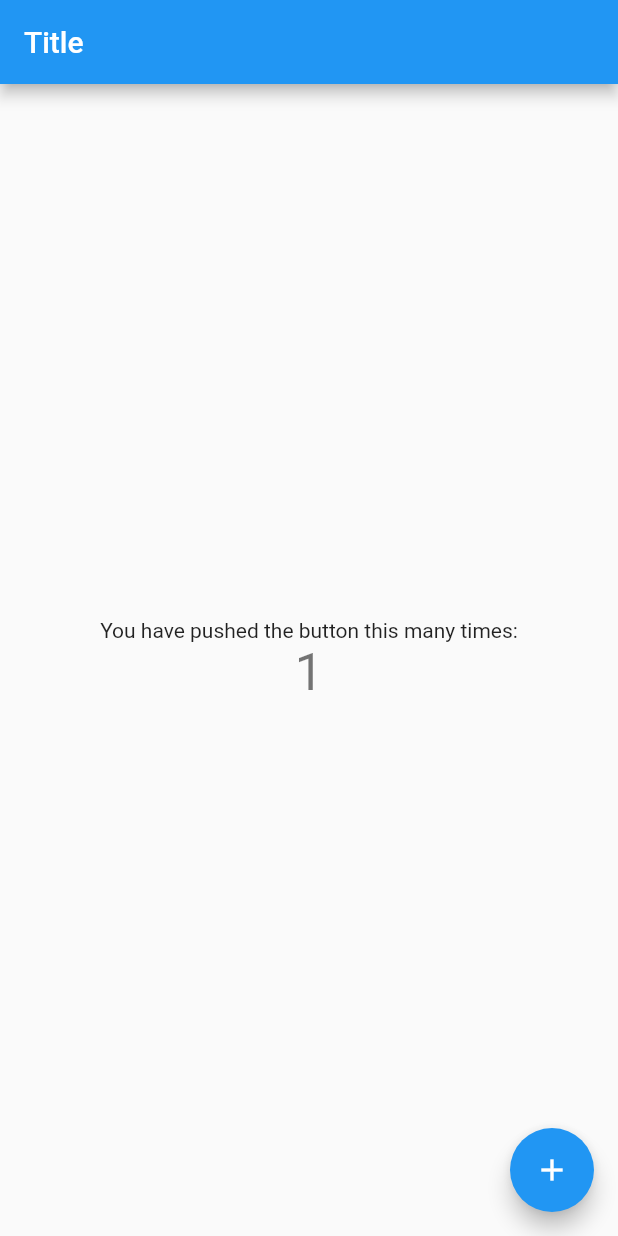
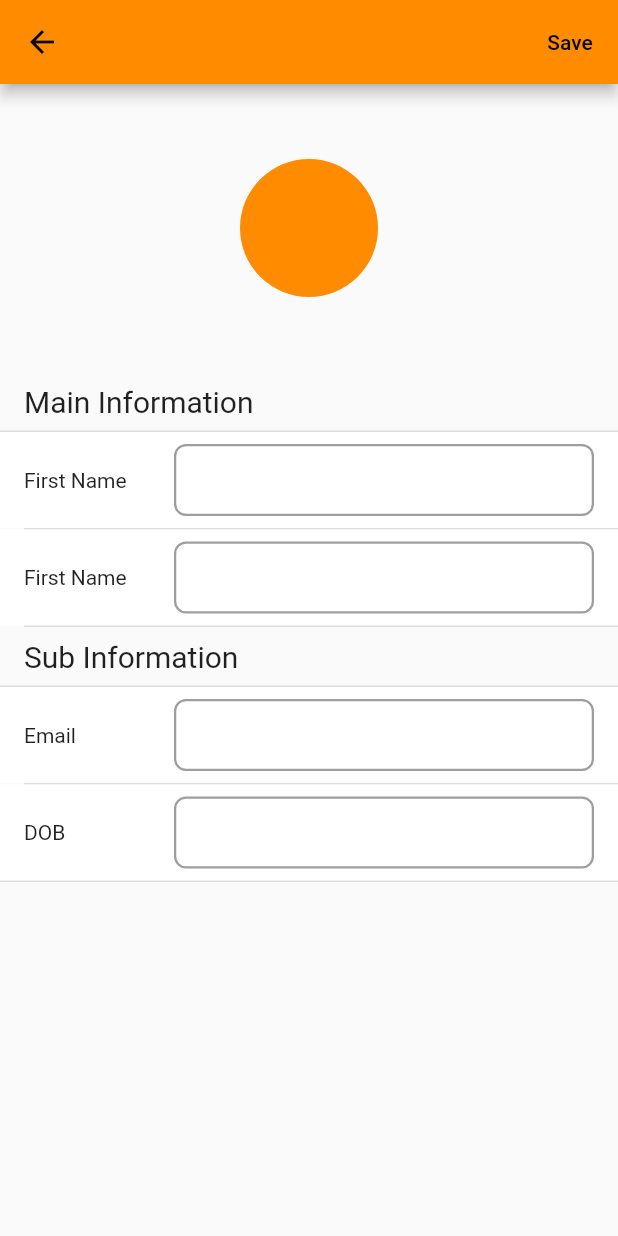
Before and after one commit to imammuhtadi/trinitytest, a Flutter app: the screen it shows after launch, after a tap on the "add" icon, on a phone screen of 412 x 824 dp. Run offline on Flutter 3.47's test engine with Material 2 defaults, Android fonts, the phone set to English and light mode, and no system bars.

Commit message:
end commit

```diff
--- /dev/null
+++ b/lib/core/theme/app_color.dart
@@ -0,0 +1,16 @@
+import 'package:flutter/material.dart';
+
+class AppColor {
+  static const MaterialColor primary = MaterialColor(0xffff8c00, {
+    50: Color(0xffff8c00),
+    100: Color(0xffff8c00),
+    200: Color(0xffff8c00),
+    300: Color(0xffff8c00),
+    400: Color(0xffff8c00),
+    500: Color(0xffff8c00),
+    600: Color(0xffff8c00),
+    700: Color(0xffff8c00),
+    800: Color(0xffff8c00),
+    900: Color(0xffff8c00),
+  });
+}
--- /dev/null
+++ b/lib/core/widget/edittext.dart
@@ -0,0 +1,93 @@
+import 'package:flutter/material.dart';
+import 'package:flutter/services.dart';
+
+class Edittext extends StatelessWidget {
+  final TextEditingController? controller;
+  final VoidCallback? onTap;
+  final TextInputType? inputType;
+  final String? hint;
+  final String? initialValue;
+  final int maxLines;
+  final bool enabled;
+  final bool obscureText;
+  final EdgeInsetsGeometry? margin;
+  final Widget? suffix;
+  final Widget? prefix;
+  final List<TextInputFormatter>? inputFormatters;
+  final String? Function(String?)? validator;
+  final ValueChanged<String>? onChanged;
+
+  const Edittext({
+    super.key,
+    this.controller,
+    this.onTap,
+    this.inputType,
+    this.hint,
+    this.initialValue,
+    this.maxLines = 1,
+    this.enabled = true,
+    this.obscureText = false,
+    this.margin,
+    this.suffix,
+    this.prefix,
+    this.inputFormatters,
+    this.validator,
+    this.onChanged,
+  });
+
+  @override
+  Widget build(BuildContext context) {
+    return Container(
+      margin: margin,
+      child: InkWell(
+        onTap: onTap,
+        child: TextFormField(
+          onChanged: onChanged,
+          controller: controller,
+          enabled: enabled && onTap == null,
+          obscureText: obscureText,
+          keyboardType: inputType,
+          maxLines: maxLines,
+          inputFormatters: inputFormatters,
+          validator: validator,
+          initialValue: initialValue,
+          style: TextStyle(
+            color: enabled || onTap != null ? Colors.black : Colors.grey,
+          ),
+          decoration: InputDecoration(
+            hintText: hint,
+            prefixIcon: prefix,
+            suffixIcon: suffix,
+            suffixIconConstraints: const BoxConstraints(
+              minWidth: 20,
+              minHeight: 45,
+            ),
+            hintStyle: const TextStyle(color: Colors.grey),
+            contentPadding: EdgeInsets.only(
+              left: 16.0,
+              right: suffix != null ? 0 : 16.0,
+            ),
+            border: OutlineInputBorder(
+              borderRadius: BorderRadius.circular(8),
+              borderSide: const BorderSide(width: 1.5, color: Colors.grey),
+            ),
+            focusedBorder: OutlineInputBorder(
+              borderRadius: BorderRadius.circular(8),
+              borderSide: const BorderSide(width: 1.5, color: Colors.grey),
+            ),
+            enabledBorder: OutlineInputBorder(
+              borderRadius: BorderRadius.circular(8),
+              borderSide: const BorderSide(width: 1.5, color: Colors.grey),
+            ),
+            disabledBorder: OutlineInputBorder(
+              borderRadius: BorderRadius.circular(8),
+              borderSide: const BorderSide(width: 1.5, color: Colors.grey),
+            ),
+            filled: true,
+            fillColor: enabled || onTap != null ? Colors.white : Colors.grey,
+          ),
+        ),
+      ),
+    );
+  }
+}
--- /dev/null
+++ b/lib/data/models/user_model.dart
@@ -0,0 +1,27 @@
+class UserModel {
+  String? id;
+  String? firstName;
+  String? lastName;
+  String? email;
+  String? dob;
+
+  UserModel({this.id, this.firstName, this.lastName, this.email, this.dob});
+
+  UserModel.fromJson(Map<String, dynamic> json) {
+    id = json['id'];
+    firstName = json['firstName'];
+    lastName = json['lastName'];
+    email = json['email'];
+    dob = json['dob'];
+  }
+
+  Map<String, dynamic> toJson() {
+    final Map<String, dynamic> data = <String, dynamic>{};
+    data['id'] = id;
+    data['firstName'] = firstName;
+    data['lastName'] = lastName;
+    data['email'] = email;
+    data['dob'] = dob;
+    return data;
+  }
+}
--- /dev/null
+++ b/lib/data/repositories/remote/user_repository.dart
@@ -0,0 +1,12 @@
+import 'dart:convert';
+
+import 'package:flutter/services.dart';
+import 'package:trinitytest/data/models/user_model.dart';
+
+class UserRepository {
+  Future<List<UserModel>> getUsers() async {
+    final String response = await rootBundle.loadString('assets/data.json');
+    final data = await jsonDecode(response);
+    return List<UserModel>.from(data.map((x) => UserModel.fromJson(x)));
+  }
+}
--- a/lib/main.dart
+++ b/lib/main.dart
@@ -1,5 +1,8 @@
 import 'package:flutter/material.dart';
-import 'package:trinitytest/main_app.dart';
+import 'package:provider/provider.dart';
+import 'package:trinitytest/core/theme/app_color.dart';
+import 'package:trinitytest/presentation/home/home_screen.dart';
+import 'package:trinitytest/provider/user/user_provider.dart';
 
 void main() {
   runApp(const MyApp());
@@ -10,12 +13,14 @@ class MyApp extends StatelessWidget {
 
   @override
   Widget build(BuildContext context) {
-    return MaterialApp(
-      title: 'Flutter Demo',
-      theme: ThemeData(
-        primarySwatch: Colors.blue,
+    return MultiProvider(
+      providers: [
+        ChangeNotifierProvider(create: (_) => UserProvider()),
+      ],
+      child: MaterialApp(
+        theme: ThemeData(primarySwatch: AppColor.primary),
+        home: const HomeScreen(),
       ),
-      home: const MainApp(title: 'Title'),
     );
   }
 }
--- a/lib/main_app.dart
+++ /dev/null
@@ -1,48 +0,0 @@
-import 'package:flutter/material.dart';
-
-class MainApp extends StatefulWidget {
-  const MainApp({super.key, required this.title});
-
-  final String title;
-
-  @override
-  State<MainApp> createState() => _MainAppState();
-}
-
-class _MainAppState extends State<MainApp> {
-  int _counter = 0;
-
-  void _incrementCounter() {
-    setState(() {
-      _counter++;
-    });
-  }
-
-  @override
-  Widget build(BuildContext context) {
-    return Scaffold(
-      appBar: AppBar(
-        title: Text(widget.title),
-      ),
-      body: Center(
-        child: Column(
-          mainAxisAlignment: MainAxisAlignment.center,
-          children: <Widget>[
-            const Text(
-              'You have pushed the button this many times:',
-            ),
-            Text(
-              '$_counter',
-              style: Theme.of(context).textTheme.headlineMedium,
-            ),
-          ],
-        ),
-      ),
-      floatingActionButton: FloatingActionButton(
-        onPressed: _incrementCounter,
-        tooltip: 'Increment',
-        child: const Icon(Icons.add),
-      ), // This trailing comma makes auto-formatting nicer for build methods.
-    );
-  }
-}
--- /dev/null
+++ b/lib/presentation/create_user/create_user_screen.dart
@@ -0,0 +1,121 @@
+import 'package:flutter/material.dart';
+import 'package:provider/provider.dart';
+import 'package:trinitytest/core/widget/edittext.dart';
+import 'package:trinitytest/provider/user/user_provider.dart';
+
+class CreateUserScreen extends StatefulWidget {
+  const CreateUserScreen({super.key});
+
+  @override
+  State<CreateUserScreen> createState() => _CreateUserScreenState();
+}
+
+class _CreateUserScreenState extends State<CreateUserScreen> {
+  late UserProvider _userProvider;
+
+  @override
+  void initState() {
+    super.initState();
+    _userProvider = UserProvider();
+    _userProvider.getUsers();
+  }
+
+  @override
+  Widget build(BuildContext context) {
+    return ChangeNotifierProvider(
+      create: (BuildContext context) => _userProvider,
+      builder: (context, child) => _buildPage(context),
+    );
+  }
+
+  Widget _buildPage(BuildContext context) {
+    final userState = Provider.of<UserProvider>(context).state;
+
+    return Scaffold(
+      appBar: AppBar(
+        actions: [
+          TextButton(
+            onPressed: () {},
+            child: const Text(
+              'Save',
+              style: TextStyle(color: Colors.black),
+            ),
+          ),
+        ],
+      ),
+      body: SingleChildScrollView(
+        child: Column(
+          crossAxisAlignment: CrossAxisAlignment.start,
+          children: [
+            const Padding(
+              padding: EdgeInsets.symmetric(vertical: 50.0),
+              child: Center(child: CircleAvatar(radius: 46)),
+            ),
+            const Padding(
+              padding: EdgeInsets.symmetric(vertical: 8, horizontal: 16),
+              child: Text('Main Information', style: TextStyle(fontSize: 20)),
+            ),
+            const Divider(thickness: 1, height: 1),
+            Container(
+              color: Colors.white,
+              padding: const EdgeInsets.symmetric(vertical: 8, horizontal: 16),
+              child: Row(
+                children: [
+                  const SizedBox(width: 100, child: Text('First Name')),
+                  Expanded(
+                    child: Edittext(controller: userState.firstNameController),
+                  ),
+                ],
+              ),
+            ),
+            const Divider(thickness: 1, indent: 16, height: 1),
+            Container(
+              color: Colors.white,
+              padding: const EdgeInsets.symmetric(vertical: 8, horizontal: 16),
+              child: Row(
+                children: [
+                  const SizedBox(width: 100, child: Text('First Name')),
+                  Expanded(
+                    child: Edittext(controller: userState.lastNameController),
+                  ),
+                ],
+              ),
+            ),
+            const Divider(thickness: 1, indent: 16, height: 1),
+            const Padding(
+              padding: EdgeInsets.symmetric(vertical: 8, horizontal: 16),
+              child: Text('Sub Information', style: TextStyle(fontSize: 20)),
+            ),
+            const Divider(thickness: 1, height: 1),
+            Container(
+              color: Colors.white,
+              padding: const EdgeInsets.symmetric(vertical: 8, horizontal: 16),
+              child: Row(
+                children: [
+                  const SizedBox(width: 100, child: Text('Email')),
+                  Expanded(
+                    child: Edittext(controller: userState.firstNameController),
+                  ),
+                ],
+              ),
+            ),
+            const Divider(thickness: 1, indent: 16, height: 1),
+            Container(
+              color: Colors.white,
+              padding: const EdgeInsets.symmetric(vertical: 8, horizontal: 16),
+              child: Row(
+                children: [
+                  const SizedBox(width: 100, child: Text('DOB')),
+                  Expanded(
+                    child: Edittext(controller: userState.lastNameController),
+                  ),
+                ],
+              ),
+            ),
+            const Divider(thickness: 1, height: 1),
+          ],
+        ),
+      ),
+    );
+  }
+}
--- /dev/null
+++ b/lib/presentation/home/home_screen.dart
@@ -0,0 +1,100 @@
+import 'package:flutter/cupertino.dart';
+import 'package:flutter/material.dart';
+import 'package:provider/provider.dart';
+import 'package:trinitytest/presentation/create_user/create_user_screen.dart';
+import 'package:trinitytest/provider/user/user_provider.dart';
+
+class HomeScreen extends StatefulWidget {
+  const HomeScreen({super.key});
+
+  @override
+  State<HomeScreen> createState() => _HomeScreenState();
+}
+
+class _HomeScreenState extends State<HomeScreen> {
+  late UserProvider _userProvider;
+
+  final _refreshIndicatorKey = GlobalKey<RefreshIndicatorState>();
+
+  @override
+  void initState() {
+    super.initState();
+    _userProvider = UserProvider();
+    _userProvider.getUsers();
+  }
+
+  @override
+  Widget build(BuildContext context) {
+    return ChangeNotifierProvider(
+      create: (BuildContext context) => _userProvider,
+      builder: (context, child) => _buildPage(context),
+    );
+  }
+
+  Future<dynamic> _refresh() async {
+    await Future.delayed(const Duration(seconds: 1));
+    return _userProvider.getUsers();
+  }
+
+  Widget _buildPage(BuildContext context) {
+    final userState = Provider.of<UserProvider>(context).state;
+
+    return Scaffold(
+      appBar: AppBar(
+        title: const Text('Contacts'),
+        actions: [
+          IconButton(
+            onPressed: () {
+              Navigator.push(
+                context,
+                CupertinoPageRoute(
+                  builder: (context) => const CreateUserScreen(),
+                ),
+              );
+            },
+            icon: const Icon(Icons.add),
+          ),
+        ],
+      ),
+      body: RefreshIndicator(
+        key: _refreshIndicatorKey,
+        onRefresh: _refresh,
+        child: GridView.builder(
+          padding: const EdgeInsets.all(16),
+          physics: const BouncingScrollPhysics(),
+          gridDelegate: const SliverGridDelegateWithMaxCrossAxisExtent(
+            maxCrossAxisExtent: 200,
+            childAspectRatio: 1,
+            crossAxisSpacing: 20,
+            mainAxisSpacing: 20,
+          ),
+          itemCount: userState.users.length,
+          itemBuilder: (BuildContext ctx, index) {
+            return Container(
+              alignment: Alignment.center,
+              decoration: BoxDecoration(
+                border: Border.all(color: Colors.grey),
+              ),
+              child: Column(
+                mainAxisAlignment: MainAxisAlignment.center,
+                children: [
+                  CircleAvatar(
+                    radius: 26,
+                    child: Text(
+                      '${userState.users[index].firstName![0].toUpperCase()}${userState.users[index].lastName![0].toUpperCase()}',
+                      style: const TextStyle(fontSize: 20),
+                    ),
+                  ),
+                  const SizedBox(height: 8),
+                  Text(
+                    '${userState.users[index].firstName} ${userState.users[index].lastName}',
+                  ),
+                ],
+              ),
+            );
+          },
+        ),
+      ),
+    );
+  }
+}
--- /dev/null
+++ b/lib/provider/user/user_provider.dart
@@ -0,0 +1,12 @@
+import 'package:flutter/material.dart';
+import 'user_state.dart';
+
+class UserProvider extends ChangeNotifier {
+  final state = UserState();
+
+   getUsers() async {
+    var users = await state.userRepository.getUsers();
+    state.users = users;
+    notifyListeners();
+  }
+}
--- /dev/null
+++ b/lib/provider/user/user_state.dart
@@ -0,0 +1,18 @@
+import 'package:flutter/material.dart';
+import 'package:trinitytest/data/models/user_model.dart';
+import 'package:trinitytest/data/repositories/remote/user_repository.dart';
+
+class UserState {
+  var userRepository = UserRepository();
+
+  var users = <UserModel>[];
+
+  var firstNameController = TextEditingController();
+  var lastNameController = TextEditingController();
+  var emailController = TextEditingController();
+  var bithdayController = TextEditingController();
+
+  UserState() {
+    // constructor
+  }
+}
```
Also changed, not shown: assets/data.json (added, +136 -0 lines), pubspec.yaml (+4 -3 lines), pubspec.lock.
